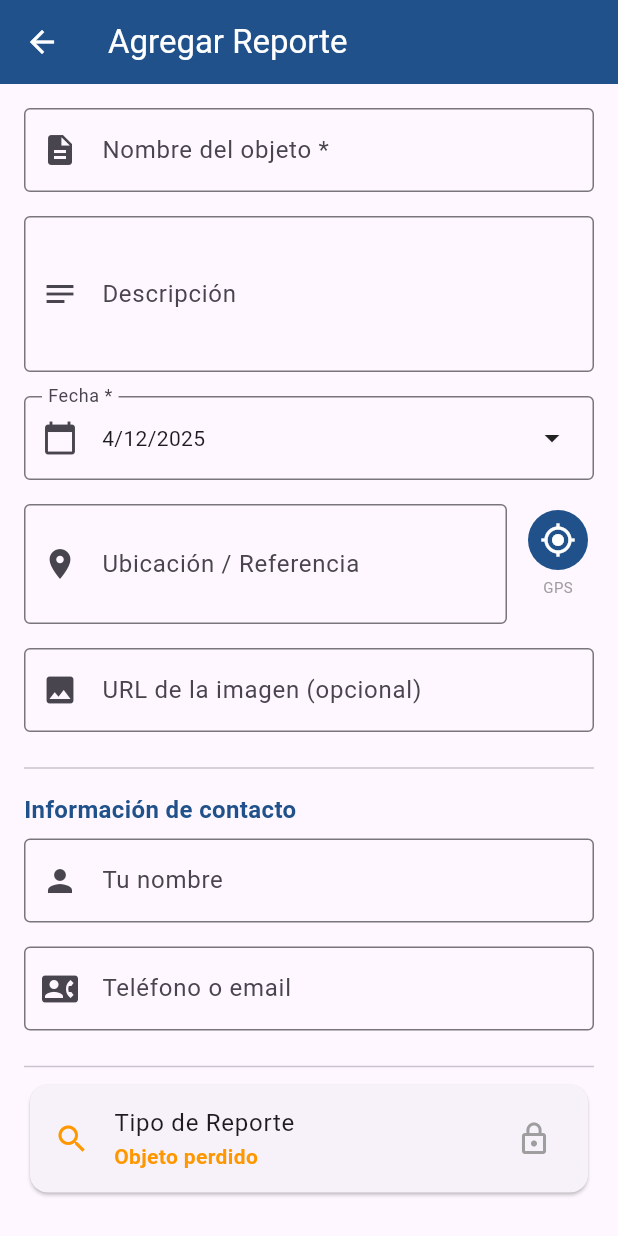
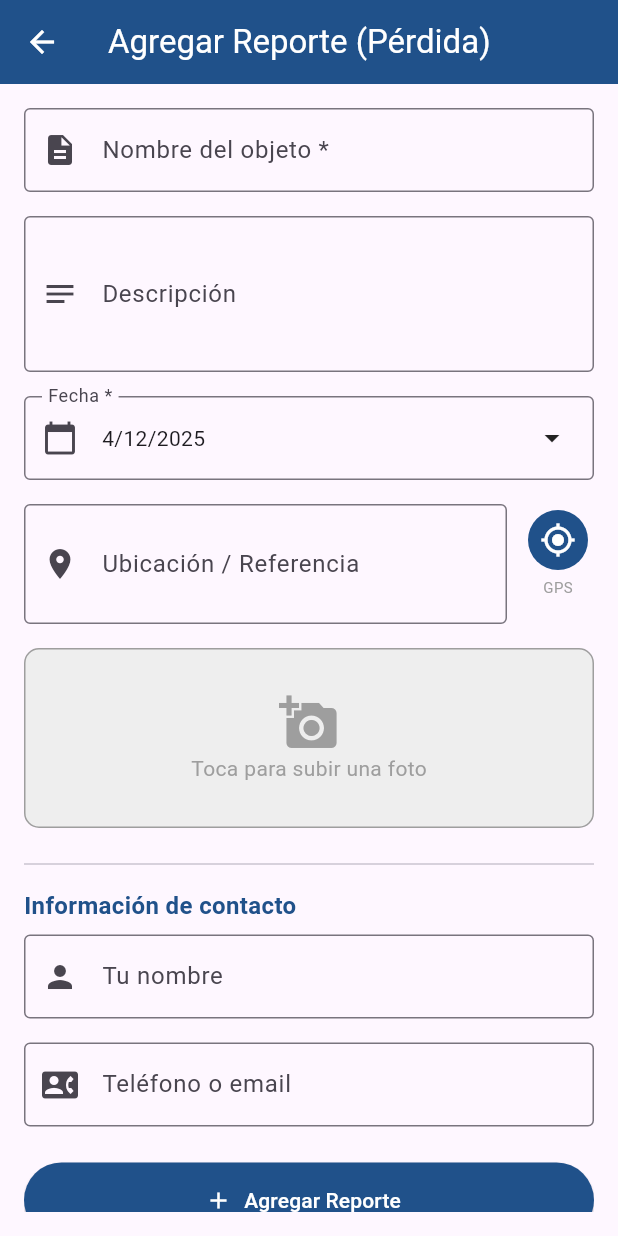
Before and after one commit to ProyectoDeProgramacionUDEC/Ingenier-a_de_software_grupo6, a Flutter app: the ReportesTabsScreen screen opened directly, after a tap on the "add" icon, on a phone screen of 412 x 824 dp. Run offline on Flutter 3.47's test engine with Material 3 defaults, Android fonts, the phone set to English and light mode, and no system bars; our stand-ins replace geolocator, google_fonts, google_maps_flutter, hive, hive_flutter, image_picker and 3 more; missing offline and left inert: string_similarity; accounts and stored records are empty; network calls fail; statements that could not run were skipped.

Commit message:
Se implementó un traductor de coordenadas GPS a direcciones de ubicación reales. Ahora, tanto los reportes como los informes reciben una dirección que el usuario elige. Además, ahora el usuario puede adjuntar imagenes a su reporte desde memoria local.

```diff
--- a/programa/lib/Clases/informe.dart
+++ b/programa/lib/Clases/informe.dart
@@ -136,6 +136,8 @@ class PantallaVistaPrevia extends StatelessWidget {
                         'Fecha:',
                         "${reporte.fecha.day}/${reporte.fecha.month}/${reporte.fecha.year}",
                       ),
+                      _buildDetalleRow("Área del suceso: ", reporte.ubicacion),
+                      _buildDetalleRow("Coordenadas de ubicación: ",null),
                     ],
                   ),
                 ),
--- a/programa/lib/Clases/reporte.dart
+++ b/programa/lib/Clases/reporte.dart
@@ -25,7 +25,7 @@ class Reporte extends HiveObject {
   @HiveField(9)
   final String rutUsuario;
   @HiveField(10)
-  final String ubicacion; // ✅ Nuevo: Para guardar las coordenadas GPS y texto
+  final String ubicacion;
 
   Reporte({
     required this.nombre,
--- a/programa/lib/ventanas/agregar_reporte_screen.dart
+++ b/programa/lib/ventanas/agregar_reporte_screen.dart
@@ -1,11 +1,14 @@
+import 'dart:io';
+import 'package:flutter/foundation.dart';
 import 'package:flutter/material.dart';
+import 'package:image_picker/image_picker.dart';
+import 'package:google_maps_flutter/google_maps_flutter.dart';
+import 'package:provider/provider.dart';
+import 'package:programa/Clases/reporte.dart';
 import 'package:programa/Clases/ReporteService.dart';
-import 'package:programa/Clases/reporte.dart';
-import 'package:programa/ventanas/api_google_maps_screen.dart';
-import 'package:provider/provider.dart';
-import 'package:google_maps_flutter/google_maps_flutter.dart';
 import 'package:programa/services/user_service.dart';
 import 'package:programa/Styles/app_colors.dart';
+import 'package:programa/ventanas/api_google_maps_screen.dart';
 
 class AgregarReporteScreen extends StatefulWidget {
   final bool personalUdec;
@@ -28,43 +31,35 @@ class AgregarReporteScreen extends StatefulWidget {
 class _AgregarReporteScreenState extends State<AgregarReporteScreen> {
   final _formKey = GlobalKey<FormState>();
 
-  // Controladores
   final _nombreController = TextEditingController();
   final _descripcionController = TextEditingController();
   final _nombreUsuarioController = TextEditingController();
   final _contactoUsuarioController = TextEditingController();
   final _imagenUrlController = TextEditingController();
-  final _ubicacionManualController =
-      TextEditingController(); // Viene del GPS Feature
+  final _ubicacionManualController = TextEditingController();
 
   late DateTime _fechaSeleccionada;
   late bool _encontrado;
-  LatLng? _ubicacionGPS; // Viene del GPS Feature
+  LatLng? _ubicacionGPS;
 
   @override
   void initState() {
     super.initState();
 
-    // Caso: Edición
     if (widget.reporteParaEditar != null) {
       _nombreController.text = widget.reporteParaEditar!.nombre;
       _descripcionController.text = widget.reporteParaEditar!.descripcion;
       _nombreUsuarioController.text = widget.reporteParaEditar!.nombreUsuario;
-      _contactoUsuarioController.text =
-          widget.reporteParaEditar!.contactoUsuario;
+      _contactoUsuarioController.text = widget.reporteParaEditar!.contactoUsuario;
       _imagenUrlController.text = widget.reporteParaEditar!.imagenUrl;
       _fechaSeleccionada = widget.reporteParaEditar!.fecha;
-
-      // Fusión: Cargamos estado y ubicación
       _encontrado = widget.reporteParaEditar!.estado;
       _ubicacionManualController.text = widget.reporteParaEditar!.ubicacion;
     }
-    // Caso: Nuevo Reporte
     else {
       _fechaSeleccionada = DateTime.now();
       _encontrado = widget.esEncontrado;
 
-      // Fusión: Pre-cargar datos del usuario logueado (Lógica de Login)
       WidgetsBinding.instance.addPostFrameCallback((_) {
         _cargarDatosUsuario();
       });
@@ -100,35 +95,40 @@ class _AgregarReporteScreenState extends State<AgregarReporteScreen> {
       firstDate: DateTime(2000),
       lastDate: DateTime.now(),
     );
-    if (fecha != null) setState(() => _fechaSeleccionada = fecha);
+
+    if (fecha != null) {
+      setState(() {
+        _fechaSeleccionada = fecha;
+      });
+    }
   }
 
-  // --- Lógica GPS (Del Feature) ---
+  Future<void> _seleccionarImagenGaleria() async {
+    final ImagePicker picker = ImagePicker();
+    final XFile? imagen = await picker.pickImage(source: ImageSource.gallery);
+
+    if (imagen != null) {
+      setState(() {
+        _imagenUrlController.text = imagen.path;
+      });
+    }
+  }
+
   Future<void> _seleccionarUbicacion() async {
     final resultado = await Navigator.push(
       context,
       MaterialPageRoute(builder: (context) => const MapaSeleccionScreen()),
     );
 
-    if (resultado != null && resultado is LatLng) {
+    if (resultado != null && resultado is Map) {
       setState(() {
-        _ubicacionGPS = resultado;
-        String etiquetaGPS =
-            " [GPS: ${resultado.latitude.toStringAsFixed(5)}, ${resultado.longitude.toStringAsFixed(5)}]";
-        String textoActual = _ubicacionManualController.text;
+        _ubicacionGPS = resultado["coords"];
+        String direccion = resultado["direccion"];
+        _ubicacionManualController.text = direccion;
+      });
 
-        if (textoActual.contains(" [GPS:")) {
-          textoActual = textoActual.split(" [GPS:")[0];
-        }
-
-        if (textoActual.isEmpty) {
-          _ubicacionManualController.text = "Ubicación GPS$etiquetaGPS";
-        } else {
-          _ubicacionManualController.text = "$textoActual$etiquetaGPS";
-        }
-      });
       ScaffoldMessenger.of(context).showSnackBar(
-        const SnackBar(content: Text("¡Ubicación precisa guardada y escrita!")),
+        const SnackBar(content: Text("¡Ubicación guardada!")),
       );
     }
   }
@@ -138,48 +138,39 @@ class _AgregarReporteScreenState extends State<AgregarReporteScreen> {
       final userService = Provider.of<UserService>(context, listen: false);
       final usuarioLogueado = userService.usuarioLogueado;
 
-      // Lógica de RUT (Del HEAD - Seguridad)
-      String rutFirma = usuarioLogueado != null
-          ? usuarioLogueado.rut
-          : 'ANONIMO';
+      String rutFirma = usuarioLogueado != null ? usuarioLogueado.rut : 'ANONIMO';
       if (widget.reporteParaEditar != null) {
         rutFirma = widget.reporteParaEditar!.rutUsuario;
       }
 
-      // Lógica de Ubicación (Del Feature - GPS)
-      String ubicacionFinal = _ubicacionManualController.text;
-
       final nuevoReporte = Reporte(
-        // Removido: id ya no se usa (Hive gestiona esto internamente)
         nombre: _nombreController.text,
         fecha: _fechaSeleccionada,
         imagenUrl: _imagenUrlController.text.isEmpty
             ? 'https://via.placeholder.com/150'
             : _imagenUrlController.text,
-        estado: widget.reporteParaEditar?.estado ?? false,
+        estado: _encontrado,
         descripcion: _descripcionController.text,
         nombreUsuario: _nombreUsuarioController.text,
         contactoUsuario: _contactoUsuarioController.text,
-        PersonalUdec:
-            widget.reporteParaEditar?.PersonalUdec ?? widget.personalUdec,
-        tipoObjeto: _encontrado,
+        PersonalUdec: widget.reporteParaEditar?.PersonalUdec ?? widget.personalUdec,
+        tipoObjeto: widget.reporteParaEditar?.tipoObjeto ?? true,
         rutUsuario: rutFirma,
-        ubicacion: ubicacionFinal,
+        ubicacion: _ubicacionManualController.text,
       );
 
       final service = Provider.of<ReporteService>(context, listen: false);
 
       if (widget.reporteParaEditar != null) {
-        // Usar el método actualizar (más limpio)
         service.actualizarReporte(widget.reporteParaEditar!, nuevoReporte);
-        ScaffoldMessenger.of(
-          context,
-        ).showSnackBar(const SnackBar(content: Text('Reporte actualizado')));
+        ScaffoldMessenger.of(context).showSnackBar(
+          const SnackBar(content: Text('Reporte actualizado')),
+        );
       } else {
         service.agregarNuevoReporte(nuevoReporte);
-        ScaffoldMessenger.of(
-          context,
-        ).showSnackBar(const SnackBar(content: Text('Reporte agregado')));
+        ScaffoldMessenger.of(context).showSnackBar(
+          const SnackBar(content: Text('Reporte agregado')),
+        );
       }
 
       Navigator.of(context).pop();
@@ -191,12 +182,14 @@ class _AgregarReporteScreenState extends State<AgregarReporteScreen> {
     final userService = Provider.of<UserService>(context);
     final esEdicion = widget.reporteParaEditar != null;
     final esAdmin = userService.usuarioLogueado?.esAdmin ?? false;
-    final camposBloqueados =
-        userService.isLoggedIn && !esAdmin; // Lógica de seguridad
+    final camposBloqueados = userService.isLoggedIn && !esAdmin;
+
+    String tituloBase = esEdicion ? 'Editar Reporte' : 'Agregar Reporte';
+    String sufijoTipo = _encontrado ? ' (Hallazgo)' : ' (Pérdida)';
 
     return Scaffold(
       appBar: AppBar(
-        title: Text(esEdicion ? 'Editar Reporte' : 'Agregar Reporte'),
+        title: Text(tituloBase + sufijoTipo),
         backgroundColor: AppColors.primay,
         foregroundColor: AppColors.fuente,
       ),
@@ -206,7 +199,6 @@ class _AgregarReporteScreenState extends State<AgregarReporteScreen> {
           key: _formKey,
           child: ListView(
             children: [
-              // --- DATOS OBJETO ---
               TextFormField(
                 controller: _nombreController,
                 decoration: const InputDecoration(
@@ -214,9 +206,12 @@ class _AgregarReporteScreenState extends State<AgregarReporteScreen> {
                   border: OutlineInputBorder(),
                   prefixIcon: Icon(Icons.description),
                 ),
-                validator: (value) => (value == null || value.isEmpty)
-                    ? 'Por favor ingresa un nombre'
-                    : null,
+                validator: (value) {
+                  if (value == null || value.isEmpty) {
+                    return 'Por favor ingresa un nombre';
+                  }
+                  return null;
+                },
               ),
               const SizedBox(height: 16),
               TextFormField(
@@ -249,9 +244,9 @@ class _AgregarReporteScreenState extends State<AgregarReporteScreen> {
                   ),
                 ),
               ),
+
               const SizedBox(height: 16),
 
-              // --- SECCIÓN UBICACIÓN + GPS (Fusión) ---
               Row(
                 crossAxisAlignment: CrossAxisAlignment.start,
                 children: [
@@ -277,43 +272,78 @@ class _AgregarReporteScreenState extends State<AgregarReporteScreen> {
                               ? Colors.green
                               : AppColors.primay,
                         ),
-                        icon: const Icon(
-                          Icons.my_location,
-                          color: Colors.white,
-                        ),
+                        icon: const Icon(Icons.my_location, color: Colors.white),
                         tooltip: 'Ubicación Precisa',
                       ),
                       Text(
                         _ubicacionGPS != null ? "¡Listo!" : "GPS",
                         style: TextStyle(
                           fontSize: 10,
-                          color: _ubicacionGPS != null
-                              ? Colors.green
-                              : Colors.grey,
+                          color: _ubicacionGPS != null ? Colors.green : Colors.grey,
                         ),
                       ),
                     ],
                   ),
                 ],
               ),
+
               const SizedBox(height: 16),
 
-              // --- IMAGEN ---
-              TextFormField(
-                controller: _imagenUrlController,
-                decoration: const InputDecoration(
-                  labelText: 'URL de la imagen (opcional)',
-                  border: OutlineInputBorder(),
-                  prefixIcon: Icon(Icons.image),
-                  hintText: 'https://ejemplo.com/imagen.jpg',
+              InkWell(
+                onTap: _seleccionarImagenGaleria,
+                child: Container(
+                  height: 120,
+                  width: double.infinity,
+                  decoration: BoxDecoration(
+                    color: Colors.grey[200],
+                    border: Border.all(color: Colors.grey),
+                    borderRadius: BorderRadius.circular(10),
+                  ),
+                  child: _imagenUrlController.text.isEmpty
+                      ? Column(
+                          mainAxisAlignment: MainAxisAlignment.center,
+                          children: const [
+                            Icon(Icons.add_a_photo, size: 40, color: Colors.grey),
+                            Text("Toca para subir una foto", style: TextStyle(color: Colors.grey)),
+                          ],
+                        )
+                      : ClipRRect(
+                          borderRadius: BorderRadius.circular(10),
+                          child: _imagenUrlController.text.startsWith('http')
+                              // Mantenemos la lógica antigua para no romper los casos anteriores
+                              ? Image.network(
+                                  _imagenUrlController.text,
+                                  fit: BoxFit.cover,
+                                  errorBuilder: (c,e,s) => const Icon(Icons.broken_image),
+                                )
+                              // Nueva imagen seleccionada desde galería
+                              : kIsWeb
+                                  ? Image.network(
+                                      _imagenUrlController.text,
+                                      fit: BoxFit.cover,
+                                      errorBuilder: (c, e, s) => const Icon(Icons.broken_image),
+                                    )
+                                  : Image.file(
+                                      File(_imagenUrlController.text),
+                                      fit: BoxFit.cover,
+                                    ),
+                        ),
                 ),
               ),
+
+              if (_imagenUrlController.text.isNotEmpty)
+                Center(
+                  child: TextButton.icon(
+                    onPressed: _seleccionarImagenGaleria,
+                    icon: const Icon(Icons.refresh),
+                    label: const Text("Cambiar foto"),
+                  ),
+                ),
 
               const SizedBox(height: 16),
               const Divider(),
               const SizedBox(height: 8),
 
-              // --- DATOS CONTACTO (Con lógica de bloqueo) ---
               const Text(
                 'Información de contacto',
                 style: TextStyle(
@@ -336,9 +366,6 @@ class _AgregarReporteScreenState extends State<AgregarReporteScreen> {
                       : null,
                   helperText: camposBloqueados ? "Vinculado a tu cuenta" : null,
                 ),
-                validator: (value) => (value == null || value.isEmpty)
-                    ? 'Por favor ingresa tu nombre'
-                    : null,
               ),
               const SizedBox(height: 16),
               TextFormField(
@@ -353,53 +380,9 @@ class _AgregarReporteScreenState extends State<AgregarReporteScreen> {
                       : null,
                 ),
                 keyboardType: TextInputType.emailAddress,
-                validator: (value) => (value == null || value.isEmpty)
-                    ? 'Por favor ingresa un contacto'
-                    : null,
-              ),
-
-              const SizedBox(height: 16),
-              const Divider(),
-
-              // --- SWITCH ESTADO ---
-              Card(
-                child: esEdicion
-                    ? SwitchListTile(
-                        title: const Text('¿Encontrado?'),
-                        subtitle: Text(
-                          _encontrado ? 'Objeto encontrado' : 'Objeto perdido',
-                        ),
-                        value: _encontrado,
-                        onChanged: (value) =>
-                            setState(() => _encontrado = value),
-                        secondary: Icon(
-                          _encontrado ? Icons.check_circle : Icons.search,
-                          color: _encontrado ? Colors.green : Colors.orange,
-                        ),
-                      )
-                    : ListTile(
-                        title: const Text('Tipo de Reporte'),
-                        subtitle: Text(
-                          _encontrado ? 'Objeto encontrado' : 'Objeto perdido',
-                          style: TextStyle(
-                            color: _encontrado ? Colors.green : Colors.orange,
-                            fontWeight: FontWeight.bold,
-                          ),
-                        ),
-                        leading: Icon(
-                          _encontrado ? Icons.check_circle : Icons.search,
-                          color: _encontrado ? Colors.green : Colors.orange,
-                        ),
-                        trailing: const Icon(
-                          Icons.lock_outline,
-                          color: Colors.grey,
-                        ),
-                      ),
               ),
 
               const SizedBox(height: 24),
-
-              // --- BOTÓN FINAL ---
               ElevatedButton.icon(
                 onPressed: _agregarReporte,
                 icon: Icon(esEdicion ? Icons.save : Icons.add),
--- a/programa/pubspec.yaml
+++ b/programa/pubspec.yaml
@@ -20,6 +20,7 @@ dependencies:
   hive_flutter: ^1.1.0
   google_maps_flutter: ^2.14.0
   geolocator: ^13.0.0
+  image_picker: ^1.0.7
 
 
 dev_dependencies:
```
Also changed, not shown: programa/lib/componenetes/reporte_card.dart (+20 -15 lines), programa/lib/ventanas/api_google_maps_screen.dart (+48 -13 lines), programa/lib/ventanas/detalle_reporte_screen.dart (+6 -1 lines), programa/lib/Clases/reporte.g.dart, programa/lib/main.dart (line endings or trailing spaces), 1 other file.
